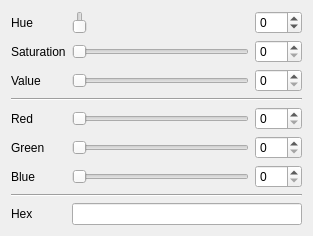
Old version of the form SymbolScanner/WidgetColorSelector.ui in the repository veeman/SymbolScanner.
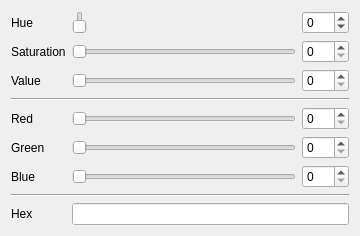
New version of the form. Custom widgets are drawn as their Qt base class.

Commit message: layout filter grid window

Diff of the .ui file:
```diff
--- a/SymbolScanner/WidgetColorSelector.ui
+++ b/SymbolScanner/WidgetColorSelector.ui
@@ -6,7 +6,7 @@
    <rect>
     <x>0</x>
     <y>0</y>
-    <width>313</width>
+    <width>360</width>
     <height>226</height>
    </rect>
   </property>
```
The commit also changes 4 other files.
